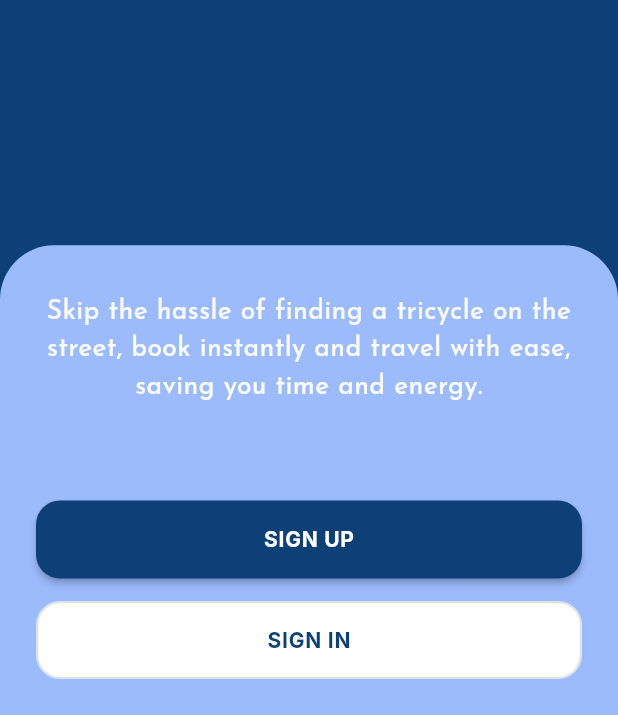
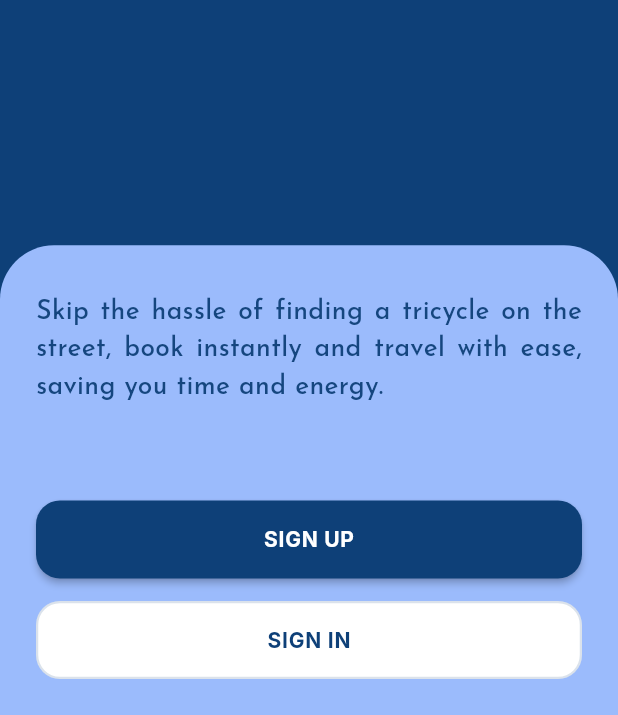
Before and after one commit to Kirr-Codes/trikego_app, a Flutter app: the screen it shows after launch, on a phone screen of 412 x 824 dp, the part 521-1236 px from its top. Run offline on Flutter 3.47's test engine with Material 3 defaults, Android fonts, the phone set to English and light mode, and no system bars; our stand-ins replace firebase_core, google_fonts, intl_phone_field, pinput; accounts and stored records are empty.

Commit message:
Edited the text color

```diff
--- a/lib/screens/landing_page.dart
+++ b/lib/screens/landing_page.dart
@@ -84,12 +84,12 @@ class LandingPage extends StatelessWidget {
                         Text(
                           'Skip the hassle of finding a tricycle on the street, book instantly and travel with ease, saving you time and energy.',
                           style: GoogleFonts.josefinSans(
-                            color: Colors.white.withValues(alpha: 0.95),
+                            color: primary.withValues(alpha: 0.95),
                             height: 1.4,
                             fontWeight: FontWeight.w500,
                             fontSize: paragraphFontSize,
                           ),
-                          textAlign: TextAlign.center,
+                          textAlign: TextAlign.justify,
                         ),
                         const Spacer(),
                         Column(
```
